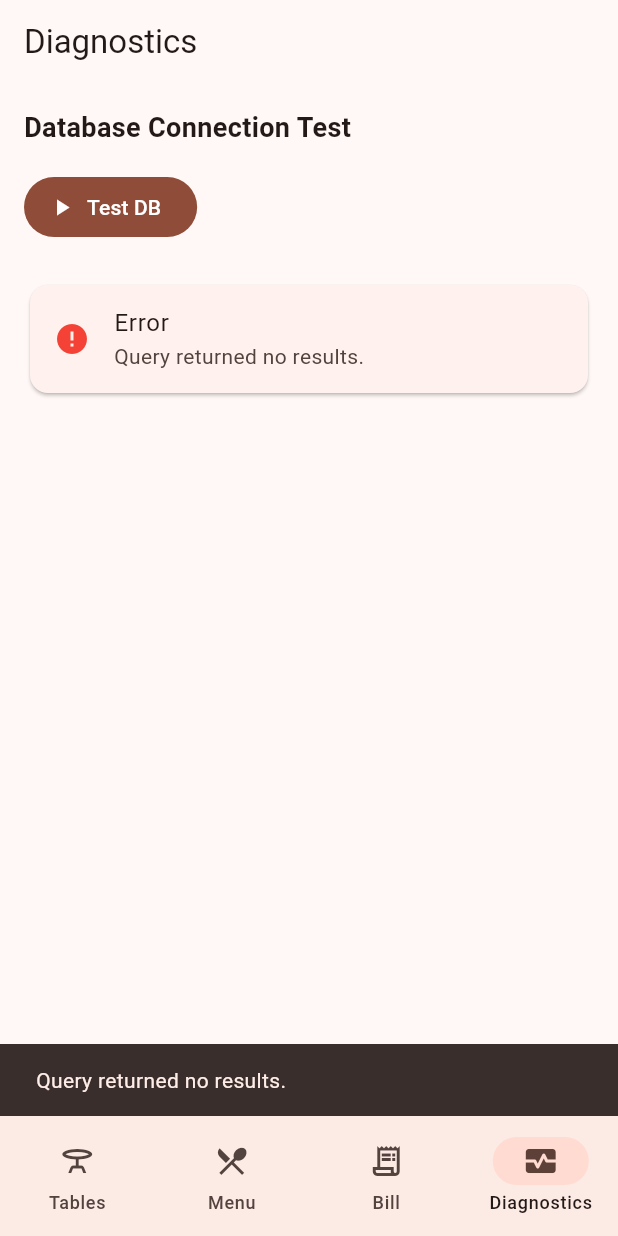
After one commit to NguyenHieu-class/pos_flutter_pka, a Flutter app: the screen it shows after launch, item 4 of the bottom bar chosen, after a tap on "Test DB", on a phone screen of 412 x 824 dp. The commit adds this screen. Run offline on Flutter 3.47's test engine with Material 3 defaults, Android fonts, the phone set to English and light mode, and no system bars; our stand-ins replace flutter_riverpod; missing offline and left inert: mysql1.

Commit message:
Add MySQL diagnostics page and service integration

```diff
--- a/lib/app.dart
+++ b/lib/app.dart
@@ -4,6 +4,7 @@ import 'package:flutter_riverpod/flutter_riverpod.dart';
 import 'features/menu/presentation/menu_page.dart';
 import 'features/ordering/presentation/bill_page.dart';
 import 'features/tables/presentation/tables_page.dart';
+import 'features/diagnostics/presentation/diagnostics_page.dart';
 
 final navigationIndexProvider = StateProvider<int>((ref) => 0);
 
@@ -42,6 +43,7 @@ class AppShell extends ConsumerWidget {
     const TablesPage(),
     const MenuPage(),
     const BillPage(),
+    const DiagnosticsPage(),
   ];
 
   @override
@@ -74,6 +76,11 @@ class AppShell extends ConsumerWidget {
             selectedIcon: Icon(Icons.receipt_long),
             label: 'Bill',
           ),
+          NavigationDestination(
+            icon: Icon(Icons.monitor_heart_outlined),
+            selectedIcon: Icon(Icons.monitor_heart),
+            label: 'Diagnostics',
+          ),
         ],
       ),
     );
--- a/lib/config/db_config.dart
+++ b/lib/config/db_config.dart
@@ -1,9 +1,10 @@
 class DbConfig {
+  /// Replace with the actual Laragon host IP address.
   static const String host = '192.168.1.100';
   static const int port = 3306;
   static const String user = 'pos_user';
-  static const String password = 'pos_password';
-  static const String database = 'pos_database';
+  static const String password = 'TODO_CHANGE_THIS_PASSWORD';
+  static const String database = 'pos_db';
 
   const DbConfig._();
 }
--- a/lib/data/datasources/mysql_service.dart
+++ b/lib/data/datasources/mysql_service.dart
@@ -1,3 +1,5 @@
+import 'package:flutter/foundation.dart';
+import 'package:flutter_riverpod/flutter_riverpod.dart';
 import 'package:mysql1/mysql1.dart';
 
 import '../../config/db_config.dart';
@@ -7,8 +9,11 @@ class MysqlService {
 
   MySqlConnection? _connection;
 
-  Future<void> connect() async {
-    // TODO: implement real connection logic when ready
+  Future<MySqlConnection> connect() async {
+    if (_connection != null && !_connection!.isClosed) {
+      return _connection!;
+    }
+
     final settings = ConnectionSettings(
       host: DbConfig.host,
       port: DbConfig.port,
@@ -16,15 +21,33 @@ class MysqlService {
       password: DbConfig.password,
       db: DbConfig.database,
     );
-    // ignore: avoid_print
-    print('MysqlService.connect called with settings: '
-        '${settings.host}:${settings.port}/${settings.db}');
+
+    _connection = await MySqlConnection.connect(settings);
+    return _connection!;
   }
 
-  MySqlConnection? get connection => _connection;
+  Future<MySqlConnection> getConnection() => connect();
 
   Future<void> close() async {
-    await _connection?.close();
+    final connection = _connection;
     _connection = null;
+    if (connection == null) {
+      return;
+    }
+
+    if (!connection.isClosed) {
+      try {
+        await connection.close();
+      } catch (error, stackTrace) {
+        debugPrint('Failed to close MySQL connection: $error');
+        debugPrint('$stackTrace');
+      }
+    }
   }
 }
+
+final mysqlServiceProvider = Provider<MysqlService>((ref) {
+  final service = MysqlService();
+  ref.onDispose(service.close);
+  return service;
+});
--- /dev/null
+++ b/lib/features/diagnostics/presentation/diagnostics_page.dart
@@ -0,0 +1,137 @@
+import 'package:flutter/material.dart';
+import 'package:flutter_riverpod/flutter_riverpod.dart';
+
+import '../../../data/datasources/mysql_service.dart';
+
+class DiagnosticsPage extends ConsumerStatefulWidget {
+  const DiagnosticsPage({super.key});
+
+  @override
+  ConsumerState<DiagnosticsPage> createState() => _DiagnosticsPageState();
+}
+
+class _DiagnosticsPageState extends ConsumerState<DiagnosticsPage> {
+  String? _currentTime;
+  String? _databaseName;
+  String? _errorMessage;
+  bool _isLoading = false;
+
+  Future<void> _testDatabase() async {
+    setState(() {
+      _isLoading = true;
+      _errorMessage = null;
+      _currentTime = null;
+      _databaseName = null;
+    });
+
+    final messenger = ScaffoldMessenger.of(context);
+
+    try {
+      final mysqlService = ref.read(mysqlServiceProvider);
+      final connection = await mysqlService.connect();
+
+      final results = await connection.query(
+        'SELECT NOW() AS current_time, DATABASE() AS db_name',
+      );
+
+      if (!mounted) {
+        return;
+      }
+
+      if (results.isEmpty) {
+        const message = 'Query returned no results.';
+        setState(() {
+          _errorMessage = message;
+        });
+        messenger.showSnackBar(
+          const SnackBar(content: Text(message)),
+        );
+        return;
+      }
+
+      final row = results.first;
+      final currentTime = row['current_time'];
+      final databaseName = row['db_name'];
+
+      setState(() {
+        _currentTime = currentTime?.toString();
+        _databaseName = databaseName?.toString();
+      });
+    } catch (error, stackTrace) {
+      debugPrint('Database test failed: $error');
+      debugPrint('$stackTrace');
+
+      if (!mounted) {
+        return;
+      }
+
+      final message = 'Database test failed: $error';
+      setState(() {
+        _errorMessage = message;
+      });
+      messenger.showSnackBar(
+        SnackBar(content: Text(message)),
+      );
+    } finally {
+      if (!mounted) {
+        return;
+      }
+
+      setState(() {
+        _isLoading = false;
+      });
+    }
+  }
+
+  @override
+  Widget build(BuildContext context) {
+    return Scaffold(
+      appBar: AppBar(
+        title: const Text('Diagnostics'),
+      ),
+      body: Padding(
+        padding: const EdgeInsets.all(16),
+        child: Column(
+          crossAxisAlignment: CrossAxisAlignment.start,
+          children: [
+            const Text(
+              'Database Connection Test',
+              style: TextStyle(fontSize: 18, fontWeight: FontWeight.bold),
+            ),
+            const SizedBox(height: 16),
+            FilledButton.icon(
+              onPressed: _isLoading ? null : _testDatabase,
+              icon: _isLoading
+                  ? const SizedBox(
+                      width: 16,
+                      height: 16,
+                      child: CircularProgressIndicator(strokeWidth: 2),
+                    )
+                  : const Icon(Icons.play_arrow),
+              label: const Text('Test DB'),
+            ),
+            const SizedBox(height: 24),
+            if (_currentTime != null && _databaseName != null)
+              Card(
+                child: ListTile(
+                  leading: const Icon(Icons.check_circle, color: Colors.green),
+                  title: Text('Time: $_currentTime'),
+                  subtitle: Text('Database: $_databaseName'),
+                ),
+              )
+            else if (_errorMessage != null)
+              Card(
+                child: ListTile(
+                  leading: const Icon(Icons.error, color: Colors.red),
+                  title: const Text('Error'),
+                  subtitle: Text(_errorMessage!),
+                ),
+              )
+            else
+              const Text('Press the button to test the database connection.'),
+          ],
+        ),
+      ),
+    );
+  }
+}
```
